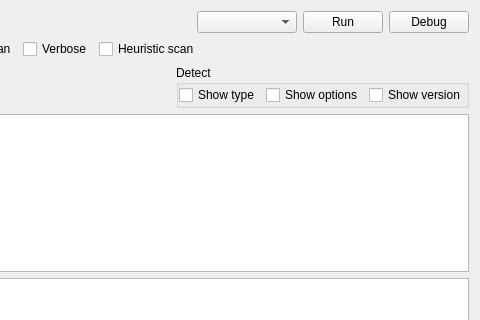
Old version of the form dialogdiesignatures.ui in the repository horsicq/die_widget; both pictures show x 521 to 1001 and y 0 to 320 of the 1001 by 509 pixel window.
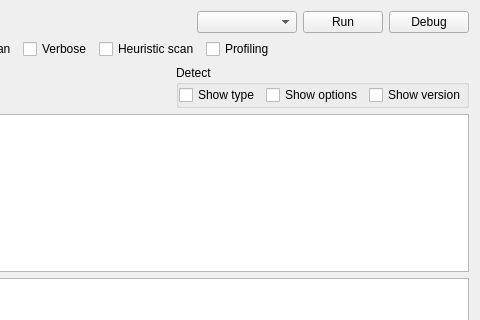
New version of the form. Custom widgets are drawn as their Qt base class.

```diff
--- a/dialogdiesignatures.ui
+++ b/dialogdiesignatures.ui
@@ -155,6 +155,13 @@
            </property>
           </widget>
          </item>
+         <item>
+          <widget class="QCheckBox" name="checkBoxProfiling">
+           <property name="text">
+            <string>Profiling</string>
+           </property>
+          </widget>
+         </item>
          <item>
           <spacer name="horizontalSpacer">
            <property name="orientation">
```
